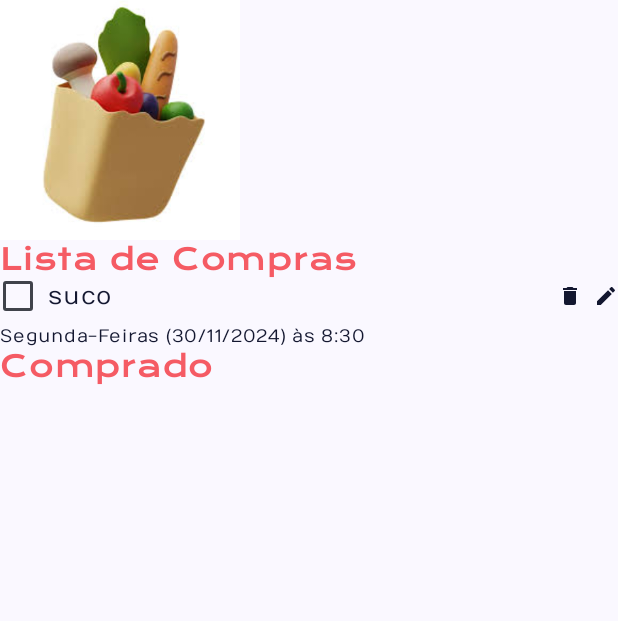
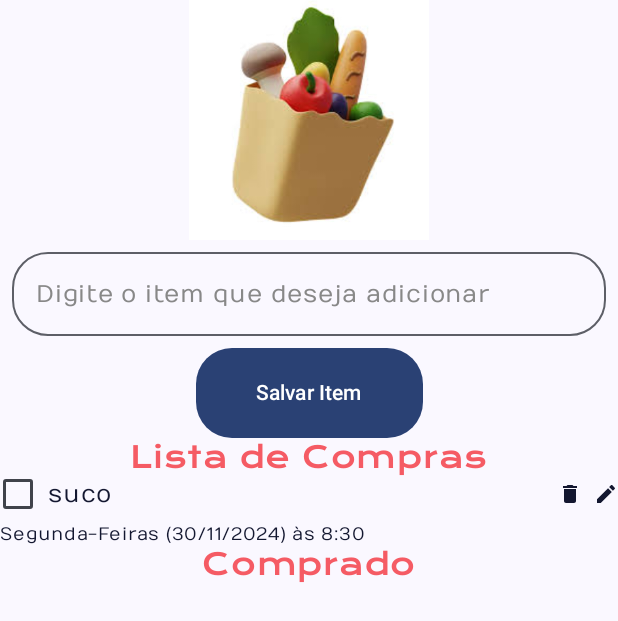
Before and after one commit to vinicarpes/super-compras, an Android app built with Jetpack Compose: the screen it shows after launch (MainActivity), on a phone screen of 412 x 824 dp. Shown: the top 621 px of the screen. Run offline under Robolectric (Android 15) with nearby library versions, the phone set to English and light mode, and no system bars.

Commit message:
feat: add button to add items

```diff
--- a/app/src/main/java/com/example/comprao/MainActivity.kt
+++ b/app/src/main/java/com/example/comprao/MainActivity.kt
@@ -9,20 +9,29 @@ import androidx.compose.foundation.layout.Arrangement
 import androidx.compose.foundation.layout.Column
 import androidx.compose.foundation.layout.Row
 import androidx.compose.foundation.layout.fillMaxSize
+import androidx.compose.foundation.layout.fillMaxWidth
 import androidx.compose.foundation.layout.padding
 import androidx.compose.foundation.layout.requiredSize
 import androidx.compose.foundation.layout.size
+import androidx.compose.foundation.shape.RoundedCornerShape
 import androidx.compose.material.icons.Icons
 import androidx.compose.material.icons.filled.Delete
 import androidx.compose.material.icons.filled.Edit
+import androidx.compose.material3.Button
 import androidx.compose.material3.Checkbox
 import androidx.compose.material3.Icon
+import androidx.compose.material3.OutlinedTextField
 import androidx.compose.material3.Scaffold
 import androidx.compose.material3.Text
+import androidx.compose.material3.TextField
 import androidx.compose.runtime.Composable
+import androidx.compose.runtime.mutableStateOf
+import androidx.compose.runtime.remember
+import androidx.compose.runtime.saveable.rememberSaveable
 import androidx.compose.ui.Alignment
 import androidx.compose.ui.Modifier
 import androidx.compose.ui.focus.focusModifier
+import androidx.compose.ui.graphics.Color
 import androidx.compose.ui.graphics.vector.ImageVector
 import androidx.compose.ui.res.painterResource
 import androidx.compose.ui.text.style.TextAlign
@@ -39,14 +48,19 @@ class MainActivity : ComponentActivity() {
         setContent {
             CompraoTheme {
                 Scaffold(modifier = Modifier.fillMaxSize()) { innerPadding ->
-                    Column(verticalArrangement = Arrangement.Top) {
-                        ImagemTopo(modifier = Modifier.padding(innerPadding))
+                    Column(
+                        verticalArrangement = Arrangement.Top,
+                        horizontalAlignment = Alignment.CenterHorizontally,
+                        modifier = Modifier.padding(innerPadding)
+                    ) {
+                        ImagemTopo()
+                        AdicionarItem()
+                        BotaoSalvarItem(onClick = {})
                         Titulo(
-                            texto = "Lista de Compras",
-                            modifier = Modifier.padding(innerPadding)
+                            texto = "Lista de Compras"
                         )
-                        ItemDaLista(modifier = Modifier.padding(innerPadding))
-                        Titulo(texto = "Comprado", modifier = Modifier.padding(innerPadding))
+                        ItemDaLista()
+                        Titulo(texto = "Comprado")
                     }
 
                 }
@@ -92,11 +106,34 @@ fun ItemDaLista(modifier: Modifier = Modifier) {
 }
 
 @Composable
-fun Greeting(name: String, modifier: Modifier = Modifier) {
-    Text(
-        text = "Hello $name!",
+fun AdicionarItem(modifier: Modifier = Modifier) {
+    var texto = rememberSaveable { mutableStateOf("") }
+    OutlinedTextField(
+        placeholder = {
+            Text(
+                text = "Digite o item que deseja adicionar",
+                color = Color.Gray,
+                style = Typography.bodyMedium
+            )
+        },
+        value = texto.value,
+        onValueChange = { texto.value = it },
         modifier = modifier
+            .fillMaxWidth()
+            .padding(8.dp),
+        singleLine = true,
+        shape = RoundedCornerShape(24.dp)
     )
+}
+
+@Composable
+fun BotaoSalvarItem(onClick: () -> Unit, modifier: Modifier = Modifier) {
+    Button(shape = RoundedCornerShape(24.dp), onClick = onClick, modifier = modifier) {
+        Text(
+            text = "Salvar Item",
+            color = Color.White,
+            modifier = Modifier.padding(horizontal = 16.dp, vertical = 12.dp))
+    }
 }
 
 @Composable
@@ -111,10 +148,7 @@ fun ImagemTopo(modifier: Modifier = Modifier) {
 @Composable
 fun Icone(icone: ImageVector, modifier: Modifier = Modifier) {
     Icon(
-        icone,
-        contentDescription = "Editar",
-        modifier,
-        tint = Marinho
+        icone, contentDescription = "Editar", modifier, tint = Marinho
     )
 }
 
@@ -129,6 +163,12 @@ private fun ItemDaListaPreview() {
     CompraoTheme {
         ItemDaLista()
     }
+}
+
+@Preview
+@Composable
+private fun AdicionarItemPreview() {
+    CompraoTheme { AdicionarItem() }
 }
 
 @Preview
@@ -155,10 +195,12 @@ fun TituloPreview() {
     }
 }
 
-@Preview(showBackground = true)
+
+@Preview
 @Composable
-fun GreetingPreview() {
+private fun SalvarItemPreview() {
     CompraoTheme {
-        Greeting("Jorge")
+        BotaoSalvarItem(onClick = {})
     }
+
 }
```
